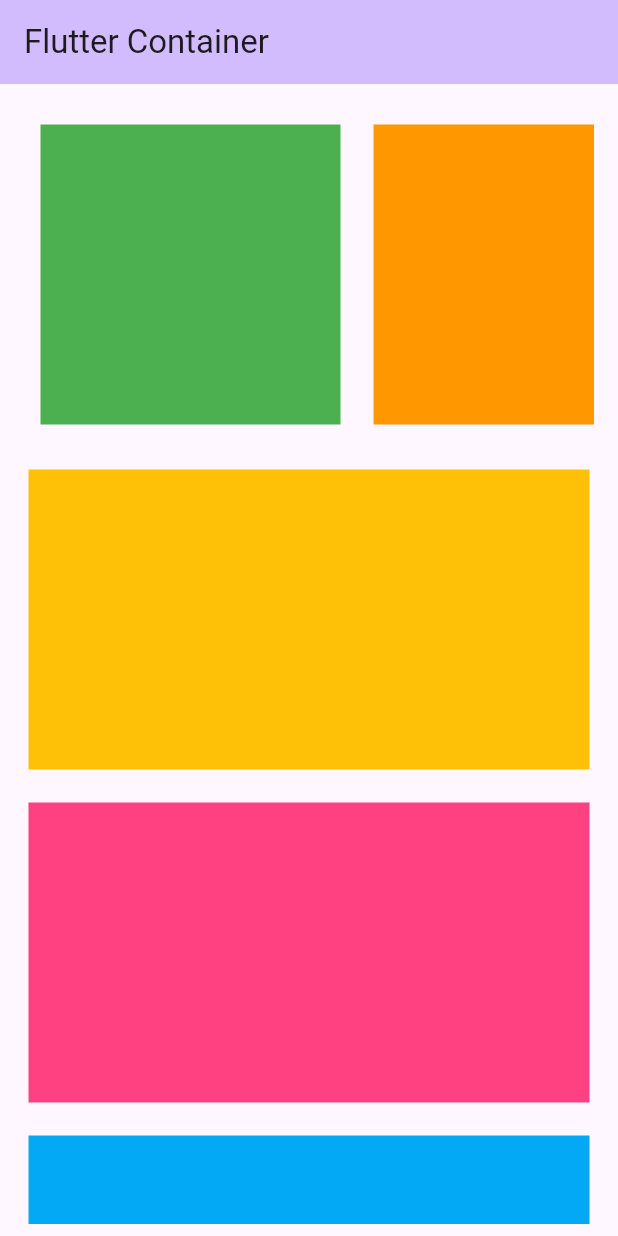
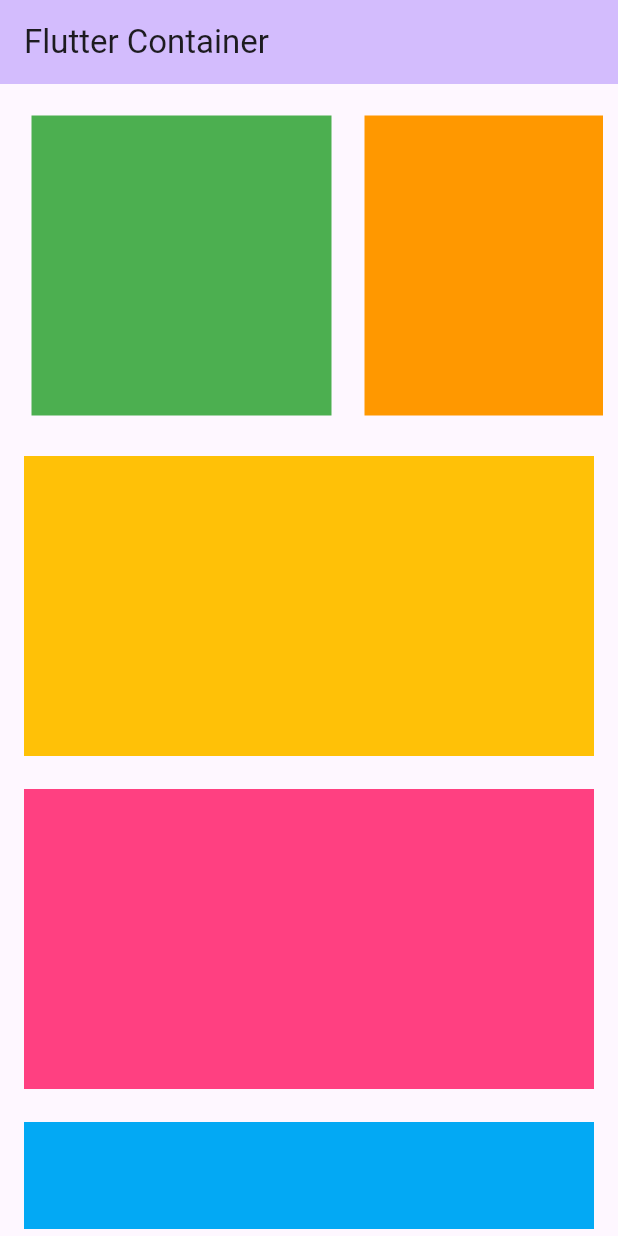
Before and after one commit to Aditya-255/Flutter, a Flutter app: the screen it shows after launch, on a phone screen of 412 x 824 dp. Run offline on Flutter 3.47's test engine with Material 3 defaults, Android fonts, the phone set to English and light mode, and no system bars.

Commit message:
more change

```diff
--- a/demo/lib/main.dart
+++ b/demo/lib/main.dart
@@ -222,12 +222,12 @@ class _MyHomePageState extends State<MyHomePage> {
           //   ),
           // ),
           Padding(
-            padding: const EdgeInsets.all(8.0),
+            padding: const EdgeInsets.all(5.0),
             child: SingleChildScrollView(
               child: Column(
                 children: [
                   Padding(
-                    padding: const EdgeInsets.all(8.0),
+                    padding: const EdgeInsets.all(5.0),
                     child: SingleChildScrollView(
                       scrollDirection: Axis.horizontal,
                       child: Row(
```
